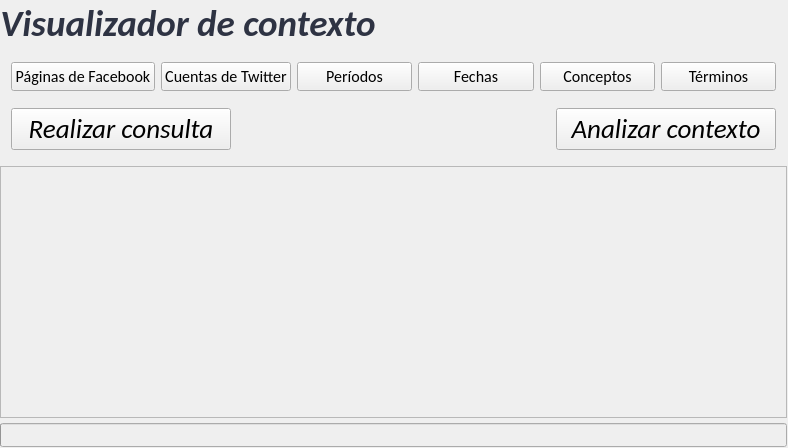
Qt form visualizador-de-contexto/visualizadordecontexto.ui (miglesias91/visualizador-de-contextos) before a commit.
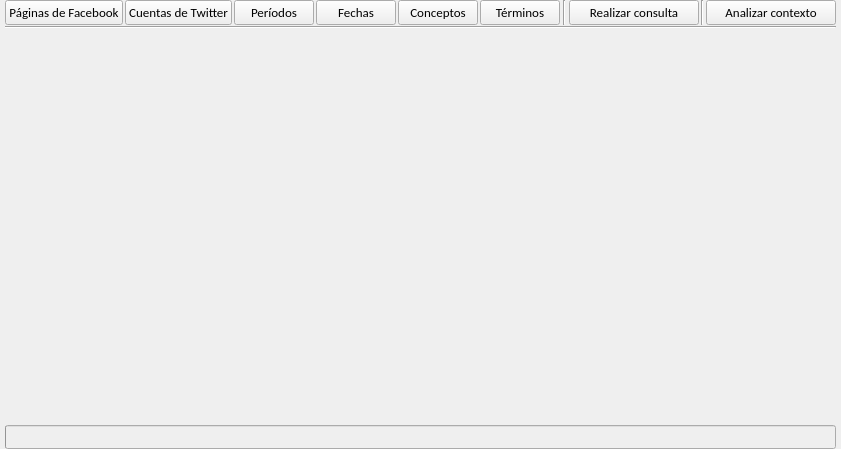
The same form after that commit.

The edit to the form file:
```diff
--- a/visualizador-de-contexto/visualizadordecontexto.ui
+++ b/visualizador-de-contexto/visualizadordecontexto.ui
@@ -6,8 +6,8 @@
    <rect>
     <x>0</x>
     <y>0</y>
-    <width>788</width>
-    <height>448</height>
+    <width>827</width>
+    <height>449</height>
    </rect>
   </property>
   <property name="windowTitle">
@@ -22,96 +22,34 @@
   <widget class="QWidget" name="widget_central">
    <layout class="QVBoxLayout" name="verticalLayout">
     <property name="spacing">
-     <number>5</number>
+     <number>1</number>
     </property>
     <property name="sizeConstraint">
      <enum>QLayout::SetDefaultConstraint</enum>
     </property>
     <property name="leftMargin">
-     <number>0</number>
+     <number>5</number>
     </property>
     <property name="topMargin">
      <number>0</number>
     </property>
     <property name="rightMargin">
-     <number>1</number>
+     <number>5</number>
     </property>
     <property name="bottomMargin">
-     <number>1</number>
+     <number>0</number>
     </property>
     <item alignment="Qt::AlignLeft">
-     <widget class="QLabel" name="lbl_titulo">
-      <property name="font">
-       <font>
-        <family>Calibri</family>
-        <pointsize>28</pointsize>
-        <weight>75</weight>
-        <italic>true</italic>
-        <bold>true</bold>
-        <stylestrategy>PreferAntialias</stylestrategy>
-       </font>
-      </property>
-      <property name="frameShape">
-       <enum>QFrame::NoFrame</enum>
-      </property>
-      <property name="frameShadow">
-       <enum>QFrame::Plain</enum>
-      </property>
-      <property name="lineWidth">
-       <number>2</number>
-      </property>
-      <property name="midLineWidth">
-       <number>8</number>
-      </property>
-      <property name="text">
-       <string>&lt;html&gt;&lt;head/&gt;&lt;body&gt;&lt;p align=&quot;center&quot;&gt;&lt;span style=&quot; color:#2e3343;&quot;&gt;Visualizador de contexto&lt;/span&gt;&lt;/p&gt;&lt;/body&gt;&lt;/html&gt;</string>
-      </property>
-      <property name="textFormat">
-       <enum>Qt::RichText</enum>
-      </property>
-      <property name="scaledContents">
-       <bool>false</bool>
-      </property>
-      <property name="alignment">
-       <set>Qt::AlignCenter</set>
-      </property>
-      <property name="wordWrap">
-       <bool>false</bool>
-      </property>
-      <property name="margin">
-       <number>0</number>
-      </property>
-     </widget>
-    </item>
-    <item>
      <widget class="QWidget" name="widget_opciones" native="true">
       <property name="sizePolicy">
-       <sizepolicy hsizetype="Expanding" vsizetype="Maximum">
+       <sizepolicy hsizetype="Preferred" vsizetype="Minimum">
         <horstretch>0</horstretch>
         <verstretch>0</verstretch>
        </sizepolicy>
       </property>
-      <property name="minimumSize">
-       <size>
-        <width>0</width>
-        <height>0</height>
-       </size>
-      </property>
-      <property name="maximumSize">
-       <size>
-        <width>16777215</width>
-        <height>16777215</height>
-       </size>
-      </property>
-      <property name="contextMenuPolicy">
-       <enum>Qt::DefaultContextMenu</enum>
-      </property>
-      <layout class="QVBoxLayout" name="layout_opciones">
+      <layout class="QHBoxLayout" name="layout_opciones">
        <property name="spacing">
-        <number>6</number>
-       </property>
-       <property name="sizeConstraint">
-        <enum>QLayout::SetDefaultConstraint</enum>
+        <number>3</number>
        </property>
        <property name="leftMargin">
         <number>0</number>
@@ -134,17 +72,56 @@
           </sizepolicy>
          </property>
          <layout class="QHBoxLayout" name="layout_fila_entidades">
+          <property name="spacing">
+           <number>2</number>
+          </property>
+          <property name="leftMargin">
+           <number>0</number>
+          </property>
+          <property name="topMargin">
+           <number>0</number>
+          </property>
+          <property name="rightMargin">
+           <number>0</number>
+          </property>
+          <property name="bottomMargin">
+           <number>0</number>
+          </property>
           <item>
            <widget class="QPushButton" name="btn_medios_facebook">
+            <property name="minimumSize">
+             <size>
+              <width>0</width>
+              <height>0</height>
+             </size>
+            </property>
             <property name="font">
              <font>
               <family>Calibri</family>
-              <pointsize>12</pointsize>
+              <pointsize>10</pointsize>
              </font>
             </property>
             <property name="text">
              <string>Páginas de Facebook</string>
             </property>
+            <property name="checkable">
+             <bool>false</bool>
+            </property>
+            <property name="checked">
+             <bool>false</bool>
+            </property>
+            <property name="autoRepeat">
+             <bool>false</bool>
+            </property>
+            <property name="autoExclusive">
+             <bool>false</bool>
+            </property>
+            <property name="autoDefault">
+             <bool>false</bool>
+            </property>
+            <property name="default">
+             <bool>false</bool>
+            </property>
             <property name="flat">
              <bool>false</bool>
             </property>
@@ -152,10 +129,16 @@
           </item>
           <item>
            <widget class="QPushButton" name="btn_medios_twitter">
+            <property name="minimumSize">
+             <size>
+              <width>0</width>
+              <height>0</height>
+             </size>
+            </property>
             <property name="font">
              <font>
               <family>Calibri</family>
-              <pointsize>12</pointsize>
+              <pointsize>10</pointsize>
              </font>
             </property>
             <property name="text">
@@ -168,7 +151,7 @@
             <property name="font">
              <font>
               <family>Calibri</family>
-              <pointsize>12</pointsize>
+              <pointsize>10</pointsize>
              </font>
             </property>
             <property name="text">
@@ -181,7 +164,7 @@
             <property name="font">
              <font>
               <family>Calibri</family>
-              <pointsize>12</pointsize>
+              <pointsize>10</pointsize>
              </font>
             </property>
             <property name="text">
@@ -194,7 +177,7 @@
             <property name="font">
              <font>
               <family>Calibri</family>
-              <pointsize>12</pointsize>
+              <pointsize>10</pointsize>
              </font>
             </property>
             <property name="text">
@@ -207,7 +190,7 @@
             <property name="font">
              <font>
               <family>Calibri</family>
-              <pointsize>12</pointsize>
+              <pointsize>10</pointsize>
              </font>
             </property>
             <property name="text">
@@ -218,17 +201,30 @@
          </layout>
         </widget>
        </item>
-      </layout>
+       <item>
+        <widget class="Line" name="linea_divisora_opciones">
+         <property name="orientation">
+          <enum>Qt::Vertical</enum>
+         </property>
      </widget>
     </item>
     <item>
      <widget class="QWidget" name="widget_acciones" native="true">
       <layout class="QHBoxLayout" name="layout_acciones">
        <property name="spacing">
-        <number>5</number>
+           <number>2</number>
+          </property>
+          <property name="leftMargin">
+           <number>0</number>
        </property>
        <property name="topMargin">
-        <number>1</number>
+           <number>0</number>
+          </property>
+          <property name="rightMargin">
+           <number>0</number>
+          </property>
+          <property name="bottomMargin">
+           <number>0</number>
        </property>
        <item>
         <widget class="QPushButton" name="btn_consulta">
@@ -237,16 +233,16 @@
          </property>
          <property name="minimumSize">
           <size>
-           <width>220</width>
-           <height>30</height>
+              <width>130</width>
+              <height>0</height>
           </size>
          </property>
          <property name="font">
           <font>
            <family>Calibri</family>
-           <pointsize>20</pointsize>
+              <pointsize>10</pointsize>
            <weight>50</weight>
-           <italic>true</italic>
+              <italic>false</italic>
            <bold>false</bold>
           </font>
          </property>
@@ -256,17 +252,11 @@
         </widget>
        </item>
        <item>
-        <spacer name="espaciador_fila_acciones">
+           <widget class="Line" name="line_2">
          <property name="orientation">
-          <enum>Qt::Horizontal</enum>
-         </property>
-         <property name="sizeHint" stdset="0">
-          <size>
-           <width>40</width>
-           <height>20</height>
-          </size>
-         </property>
-        </spacer>
+             <enum>Qt::Vertical</enum>
+            </property>
+           </widget>
        </item>
        <item>
         <widget class="QPushButton" name="btn_analizar_ctx">
@@ -278,8 +268,8 @@
          </property>
          <property name="minimumSize">
           <size>
-           <width>220</width>
-           <height>30</height>
+              <width>130</width>
+              <height>0</height>
           </size>
          </property>
          <property name="sizeIncrement">
@@ -291,9 +281,9 @@
          <property name="font">
           <font>
            <family>Calibri</family>
-           <pointsize>20</pointsize>
+              <pointsize>10</pointsize>
            <weight>50</weight>
-           <italic>true</italic>
+              <italic>false</italic>
            <bold>false</bold>
            <underline>false</underline>
            <strikeout>false</strikeout>
@@ -309,20 +299,35 @@
       </layout>
      </widget>
     </item>
+      </layout>
+     </widget>
+    </item>
     <item>
-     <widget class="QFrame" name="frame_subventana">
+     <widget class="Line" name="line">
+      <property name="orientation">
+       <enum>Qt::Horizontal</enum>
+      </property>
+     </widget>
+    </item>
+    <item>
+     <widget class="QWidget" name="widget_area_trabajo" native="true">
       <property name="sizePolicy">
-       <sizepolicy hsizetype="Expanding" vsizetype="Expanding">
+       <sizepolicy hsizetype="Preferred" vsizetype="Expanding">
         <horstretch>0</horstretch>
         <verstretch>0</verstretch>
        </sizepolicy>
       </property>
-      <property name="frameShape">
-       <enum>QFrame::StyledPanel</enum>
+      <property name="autoFillBackground">
+       <bool>false</bool>
       </property>
-      <property name="frameShadow">
-       <enum>QFrame::Raised</enum>
-      </property>
+      <layout class="QVBoxLayout" name="layout_area_trabajo">
+       <property name="spacing">
+        <number>0</number>
+       </property>
+       <item>
+        <layout class="QVBoxLayout" name="layout_ventana_abierta"/>
+       </item>
+      </layout>
      </widget>
     </item>
     <item>
```
Left out of the diff: 124 changed lines with no effect on the pictures. Lines whose indentation alone changed are shown as unchanged.
